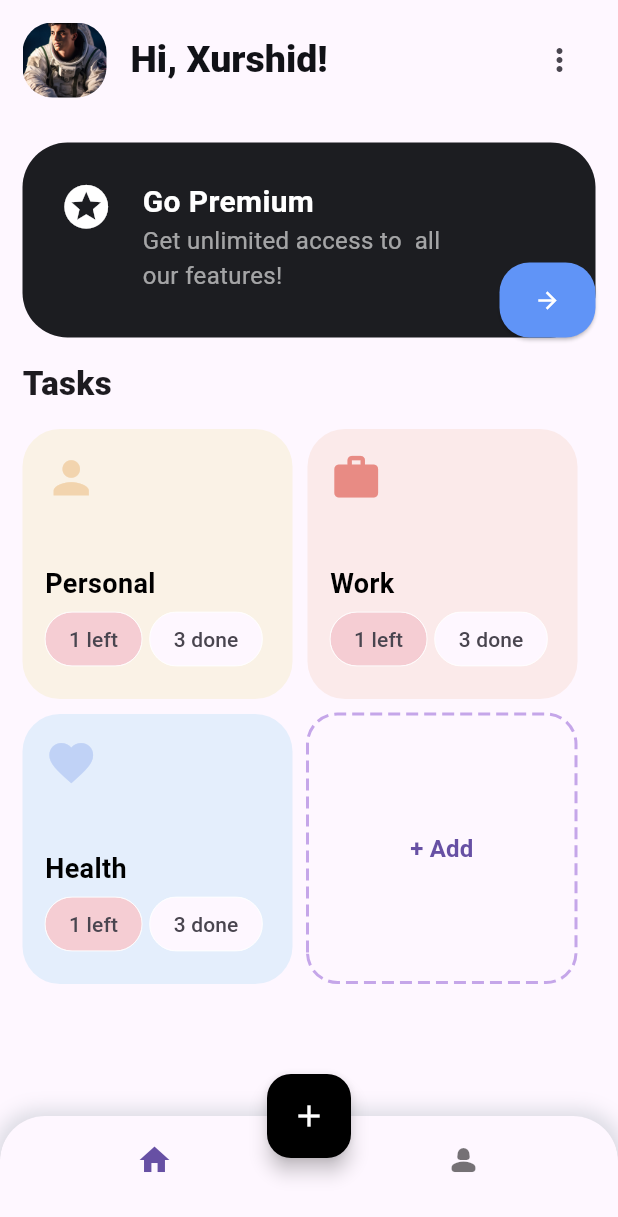
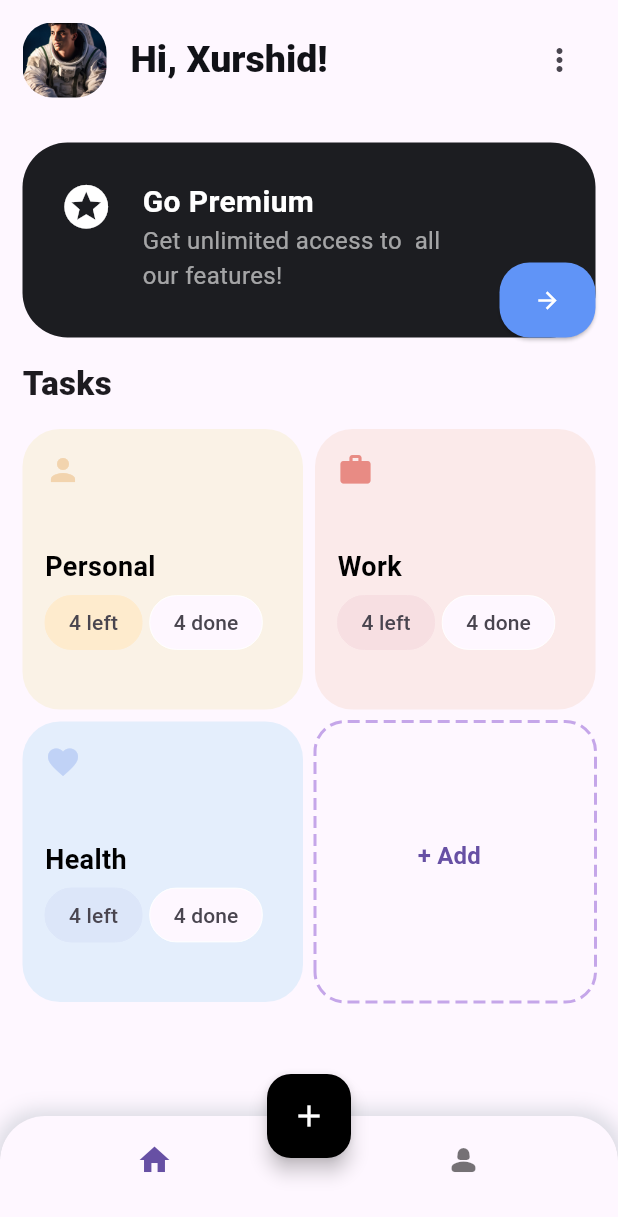
Before and after one commit to xurshiddev/manage-my-time, a Flutter app: the screen it shows after launch, on a phone screen of 412 x 824 dp. Shown: the top 1217 px of the screen. Run offline on Flutter 3.47's test engine with Material 3 defaults, Android fonts, the phone set to English and light mode, and no system bars; drawn by our look-alikes of dotted_border.

Commit message:
created tasksDetail class and replaced  task wrap to gridview and customBottomNavBar extract to widget

```diff
--- /dev/null
+++ b/time_management_app/lib/details/task_list.dart
@@ -0,0 +1,60 @@
+import 'package:flutter/material.dart';
+
+class TaskDetail {
+  TaskDetail(
+      {required this.taskName,
+      required this.taskColor,
+      required this.taskIcon,
+      required this.iconColor,
+      required this.complatedTasks,
+      required this.leftChipColor,
+      required this.leftTasks,
+      this.isEmpty = true});
+
+  String taskName;
+  IconData taskIcon;
+  Color taskColor;
+  Color iconColor;
+  Color leftChipColor;
+  int leftTasks;
+  int complatedTasks;
+  bool isEmpty;
+
+  static List<TaskDetail> getTaskDetail() {
+    return [
+      TaskDetail(
+          taskName: "Personal",
+          taskColor: const Color.fromARGB(255, 250, 242, 230),
+          taskIcon: Icons.person,
+          iconColor: const Color.fromARGB(255, 242, 212, 174),
+          leftChipColor: const Color.fromARGB(255, 254, 235, 205),
+          leftTasks: 3,
+          complatedTasks: 4),
+      TaskDetail(
+          taskName: "Work",
+          taskColor: const Color.fromARGB(255, 251, 234, 234),
+          taskIcon: Icons.work,
+          iconColor: const Color.fromARGB(255, 232, 139, 132),
+          leftChipColor: const Color.fromARGB(255, 247, 223, 226),
+          leftTasks: 3,
+          complatedTasks: 4),
+      TaskDetail(
+          taskName: "Health",
+          taskColor: const Color.fromARGB(255, 228, 238, 252),
+          taskIcon: Icons.favorite_sharp,
+          iconColor: const Color.fromARGB(255, 192, 210, 246),
+          leftChipColor: const Color.fromARGB(255, 220, 230, 249),
+          leftTasks: 3,
+          complatedTasks: 4),
+           TaskDetail(
+          taskName: "",
+          isEmpty: false,
+          taskColor: const Color.fromARGB(255, 228, 238, 252),
+          taskIcon: Icons.favorite_sharp,
+          iconColor: const Color.fromARGB(255, 192, 210, 246),
+          leftChipColor: const Color.fromARGB(255, 225, 234, 251),
+          leftTasks: 3,
+          complatedTasks: 4),
+    ];
+  }
+}
--- a/time_management_app/lib/screens/home.dart
+++ b/time_management_app/lib/screens/home.dart
@@ -1,6 +1,9 @@
 import 'package:flutter/material.dart';
+import 'package:time_management_app/details/task_list.dart';
 import 'package:time_management_app/screens/tasks.dart';
+// import 'package:time_management_app/screens/tasks.dart';
 import 'package:time_management_app/widgets/app_bar.dart';
+import 'package:time_management_app/widgets/bottom_nav_bar.dart';
 import 'package:time_management_app/widgets/go_premium_card.dart';
 import 'package:time_management_app/widgets/tasks_card.dart';
 
@@ -9,6 +12,8 @@ class Home extends StatelessWidget {
 
   @override
   Widget build(BuildContext context) {
+    List<TaskDetail> taskList = TaskDetail.getTaskDetail();
+
     return Scaffold(
       appBar:
           const PreferredSize(preferredSize: Size(400, 80), child: MyAppBar()),
@@ -24,47 +29,35 @@ class Home extends StatelessWidget {
               style: TextStyle(fontSize: 22, fontWeight: FontWeight.w800),
             ),
           ),
-          Padding(
-              padding: const EdgeInsets.all(15),
-              child: Wrap(
-                spacing: 10,
-                runSpacing: 10,
-                direction: Axis.horizontal,
-                children: [
-                  InkWell(
-                    onTap: () => Navigator.push(context,
-                        MaterialPageRoute(builder: (context) => const Tasks())),
-                    child: const TasksCard(
-                      taskName: "Personal",
-                      taskColor: Color.fromARGB(255, 250, 242, 230),
-                      taskIcon: Icon(
-                        Icons.person,
-                        color: Color.fromARGB(255, 242, 212, 174),
-                        size: 35,
-                      ),
-                    ),
-                  ),
-                  const TasksCard(
-                    taskName: "Work",
-                    taskColor: Color.fromARGB(255, 251, 234, 234),
-                    taskIcon: Icon(
-                      Icons.work,
-                      size: 35,
-                      color: Color.fromARGB(255, 232, 139, 132),
-                    ),
-                  ),
-                  const TasksCard(
-                    taskName: "Health",
-                    taskColor: Color.fromARGB(255, 228, 238, 252),
-                    taskIcon: Icon(
-                      Icons.favorite_sharp,
-                      size: 35,
-                      color: Color.fromARGB(255, 192, 210, 246),
-                    ),
-                  ),
-                  const DottedborderCard()
-                ],
-              ))
+          Expanded(
+              child: Padding(
+                  padding: const EdgeInsets.all(15),
+                  child: GridView.builder(
+                      gridDelegate:
+                          const SliverGridDelegateWithFixedCrossAxisCount(
+                              crossAxisCount: 2,
+                              crossAxisSpacing: 8,
+                              mainAxisSpacing: 8.0),
+                      itemCount: taskList.length,
+                      itemBuilder: (BuildContext context, int index) {
+                        return taskList[index].isEmpty
+                            ? InkWell(
+                                onTap: () => Navigator.of(context).push(
+                                    MaterialPageRoute(
+                                        builder: (context) => const Tasks())),
+                                child: TasksCard(
+                                  taskName: taskList[index].taskName,
+                                  taskColor: taskList[index].taskColor,
+                                  taskIcon: taskList[index].taskIcon,
+                                  leftChipColor: taskList[index].leftChipColor,
+                                  complatedTasks:
+                                      taskList[index].complatedTasks,
+                                  leftTasks: taskList[index].complatedTasks,
+                                  iconColor: taskList[index].iconColor,
+                                ),
+                              )
+                            : const DottedborderCard();
+                      })))
         ],
       ),
       floatingActionButtonLocation: FloatingActionButtonLocation.centerDocked,
@@ -76,31 +69,7 @@ class Home extends StatelessWidget {
             Icons.add,
             color: Colors.white,
           )),
-      bottomNavigationBar: bottomNavBar(),
+      bottomNavigationBar: const CustomBottomNavBar(),
     );
   }
-
-  Container bottomNavBar() {
-    return Container(
-        height: 80,
-        decoration: const BoxDecoration(
-            borderRadius: BorderRadius.only(
-                topLeft: Radius.circular(30), topRight: Radius.circular(30)),
-            boxShadow: [
-              BoxShadow(
-                  color: Color.fromARGB(97, 162, 174, 182),
-                  spreadRadius: 4,
-                  blurRadius: 10)
-            ]),
-        child: ClipRRect(
-            borderRadius: const BorderRadius.only(
-                topLeft: Radius.circular(30), topRight: Radius.circular(30)),
-            child: BottomNavigationBar(
-              items: const [
-                BottomNavigationBarItem(icon: Icon(Icons.home), label: ''),
-                BottomNavigationBarItem(
-                    icon: Icon(Icons.person_2_rounded), label: '')
-              ],
-            )));
-  }
 }
--- /dev/null
+++ b/time_management_app/lib/widgets/bottom_nav_bar.dart
@@ -0,0 +1,32 @@
+import 'package:flutter/material.dart';
+
+class CustomBottomNavBar extends StatelessWidget {
+  const CustomBottomNavBar({
+    super.key,
+  });
+
+  @override
+  Widget build(BuildContext context) {
+    return Container(
+        height: 80,
+        decoration: const BoxDecoration(
+            borderRadius: BorderRadius.only(
+                topLeft: Radius.circular(30), topRight: Radius.circular(30)),
+            boxShadow: [
+              BoxShadow(
+                  color: Color.fromARGB(97, 162, 174, 182),
+                  spreadRadius: 4,
+                  blurRadius: 10)
+            ]),
+        child: ClipRRect(
+            borderRadius: const BorderRadius.only(
+                topLeft: Radius.circular(30), topRight: Radius.circular(30)),
+            child: BottomNavigationBar(
+              items: const [
+                BottomNavigationBarItem(icon: Icon(Icons.home), label: ''),
+                BottomNavigationBarItem(
+                    icon: Icon(Icons.person_2_rounded), label: '')
+              ],
+            )));
+  }
+}
--- a/time_management_app/lib/widgets/tasks_card.dart
+++ b/time_management_app/lib/widgets/tasks_card.dart
@@ -3,19 +3,27 @@ import 'package:flutter/material.dart';
 import 'package:dotted_border/dotted_border.dart';
 
 class TasksCard extends StatelessWidget {
-  const TasksCard(
-      {super.key,
+  const TasksCard({
+    super.key,
     required this.taskName,
     required this.taskColor,
-      required this.taskIcon});
+    required this.taskIcon,
+    required this.iconColor,
+    required this.complatedTasks,
+    required this.leftChipColor,
+    required this.leftTasks,
+  });
 
   final String taskName;
-  final Icon taskIcon;
+  final IconData taskIcon;
   final Color taskColor;
+  final Color iconColor;
+  final Color leftChipColor;
+  final int leftTasks;
+  final int complatedTasks;
   @override
   Widget build(BuildContext context) {
     return Container(
-
       padding: const EdgeInsets.all(15),
       height: 180,
       width: 180,
@@ -25,7 +33,10 @@ class TasksCard extends StatelessWidget {
       child: Column(
         crossAxisAlignment: CrossAxisAlignment.start,
         children: [
+          Icon(
             taskIcon,
+            color: iconColor,
+          ),
           const SizedBox(
             height: 40,
           ),
@@ -37,23 +48,22 @@ class TasksCard extends StatelessWidget {
               color: Colors.black,
             ),
           ),
-          const Row(
+           Row(
             children: [
               Chip(
-                side: BorderSide(width: 0, color: Color.fromARGB(176, 255, 255, 255)),
-                color:
-                    WidgetStatePropertyAll(Color.fromARGB(52, 208, 41, 41)),
-                label: Text("1 left"),
-                shape: RoundedRectangleBorder(
+                side: BorderSide(
+                    width: 0, color: leftChipColor ),
+                color: WidgetStatePropertyAll(leftChipColor),
+                label: Text("$leftTasks left"),
+                shape: const RoundedRectangleBorder(
                     borderRadius: BorderRadius.all(Radius.circular(20))),
               ),
-              SizedBox(width: 5),
+              const SizedBox(width: 5),
                Chip(
-                                side: BorderSide(
+                side: const BorderSide(
                     width: 0, color: Color.fromARGB(176, 255, 255, 255)),
-
-                label: Text("3 done"),
-                shape: RoundedRectangleBorder(
+                label: Text("$complatedTasks done"),
+                shape: const RoundedRectangleBorder(
                     borderRadius: BorderRadius.all(Radius.circular(20))),
               )
             ],
@@ -77,9 +87,11 @@ class DottedborderCard extends StatelessWidget {
         strokeWidth: 2,
         child: TextButton(
             style: const ButtonStyle(
-          fixedSize: WidgetStatePropertyAll(Size(175,175))
-        ),
-        onPressed: (){}, child: const Text("+ Add", style: TextStyle(fontSize: 16, fontWeight: FontWeight.w700),))
-    );
+                fixedSize: WidgetStatePropertyAll(Size(175, 175))),
+            onPressed: () {},
+            child: const Text(
+              "+ Add",
+              style: TextStyle(fontSize: 16, fontWeight: FontWeight.w700),
+            )));
   }
 }
```
Lines whose indentation alone changed are shown as unchanged.
